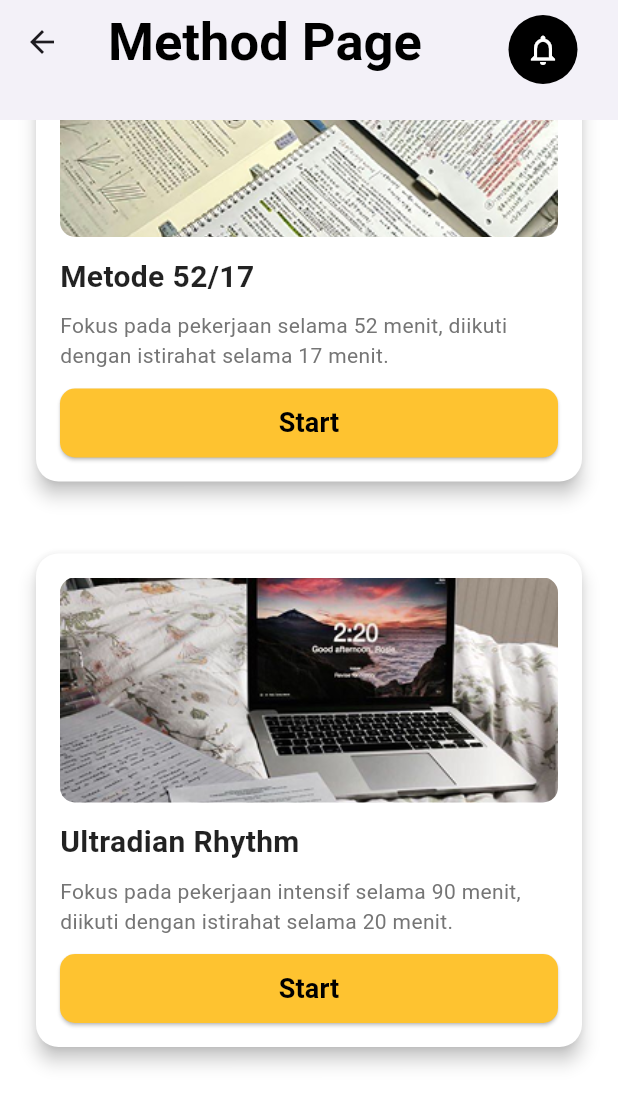
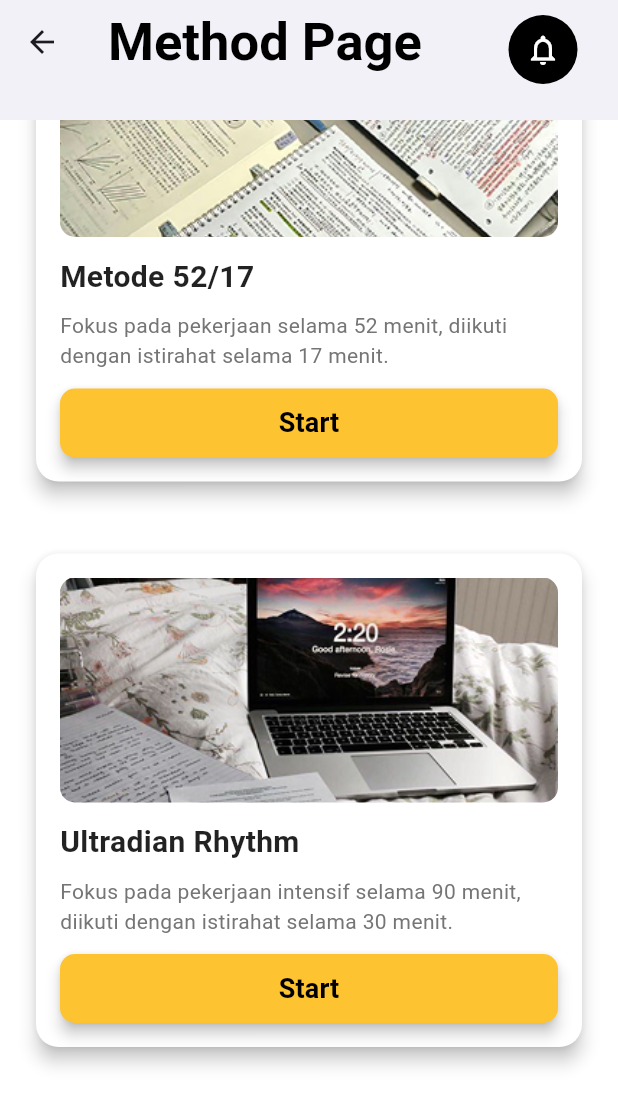
Before and after one commit to Javinpro/ALP-Semester-4-JAM-, a Flutter app: the MethodPage screen opened directly, scrolled down 576 dp, on a phone screen of 412 x 824 dp. Shown: the top 1106 px of the screen. Run offline on Flutter 3.47's test engine with Material 3 defaults, Android fonts, the phone set to English and light mode, and no system bars; our stand-ins replace fl_chart, image_picker, table_calendar.

```diff
--- a/frontend/lib/method_page.dart
+++ b/frontend/lib/method_page.dart
@@ -1,5 +1,8 @@
 import 'package:flutter/material.dart';
 import 'package:jam/colors.dart';
+import 'package:jam/detail_method/Metode_52-17.dart';
+import 'package:jam/detail_method/Ultradian_Rhythm.dart';
+import 'package:jam/detail_method/pomodoro.dart';
 import 'package:jam/notification.dart';
 import 'package:jam/text_template.dart'; // Make sure this path is correct for your color definitions
 
@@ -95,6 +98,11 @@ class _MethodPageState extends State<MethodPage> {
                 title: 'Pomodoro',
                 description:
                     'Membagi pekerjaan menjadi interval 25 menit yang dipisahkan oleh istirahat singkat 10 menit.',
+                detailPage: const PomodoroDetailPage(
+                  title: 'Pomodoro',
+                  title2: 'Langkah Metode : ',
+                  imagePath: 'assets/img/Pomodoro.jpg',
+                ),
               ),
               sizedbox11,
               _buildMethodCard(
@@ -104,6 +112,11 @@ class _MethodPageState extends State<MethodPage> {
                 title: 'Metode 52/17',
                 description:
                     'Fokus pada pekerjaan selama 52 menit, diikuti dengan istirahat selama 17 menit.',
+                detailPage: const Metode5217Page(
+                  title: 'Metode 52/17',
+                  title2: 'Langkah Metode : ',
+                  imagePath: 'assets/img/Metode 5217.jpg',
+                ),
               ),
               sizedbox11,
               _buildMethodCard(
@@ -112,7 +125,12 @@ class _MethodPageState extends State<MethodPage> {
                     'assets/img/Ultradian Rhythm.jpg', // Replace with your image path
                 title: 'Ultradian Rhythm',
                 description:
-                    'Fokus pada pekerjaan intensif selama 90 menit, diikuti dengan istirahat selama 20 menit.',
+                    'Fokus pada pekerjaan intensif selama 90 menit, diikuti dengan istirahat selama 30 menit.',
+                detailPage: const UltradianRhythmPage(
+                  title: 'Ultradian Rhythm',
+                  title2: 'Langkah Metode : ',
+                  imagePath: 'assets/img/Ultradian Rhythm.jpg',
+                ),
               ),
               sizedbox10,
             ],
@@ -127,6 +145,7 @@ class _MethodPageState extends State<MethodPage> {
     required String imagePath,
     required String title,
     required String description,
+    required Widget detailPage,
   }) {
     return Card(
       elevation: 5,
@@ -180,14 +199,13 @@ class _MethodPageState extends State<MethodPage> {
                     shape: RoundedRectangleBorder(
                       borderRadius: BorderRadius.circular(10),
                     ),
+                    elevation: 4, // Tambahkan efek bayangan
                   ),
                   onPressed: () {
-                    // Navigator.push(
-                    //   context,
-                    //   MaterialPageRoute(
-                    //     builder: (context) => const EditProfilePage(),
-                    //   ), // Replace with your EditProfilePage widget
-                    // );
+                    Navigator.push(
+                      context,
+                      MaterialPageRoute(builder: (context) => detailPage),
+                    );
                   },
                   child: const Text('Start', style: headerblack),
                 ),
```
